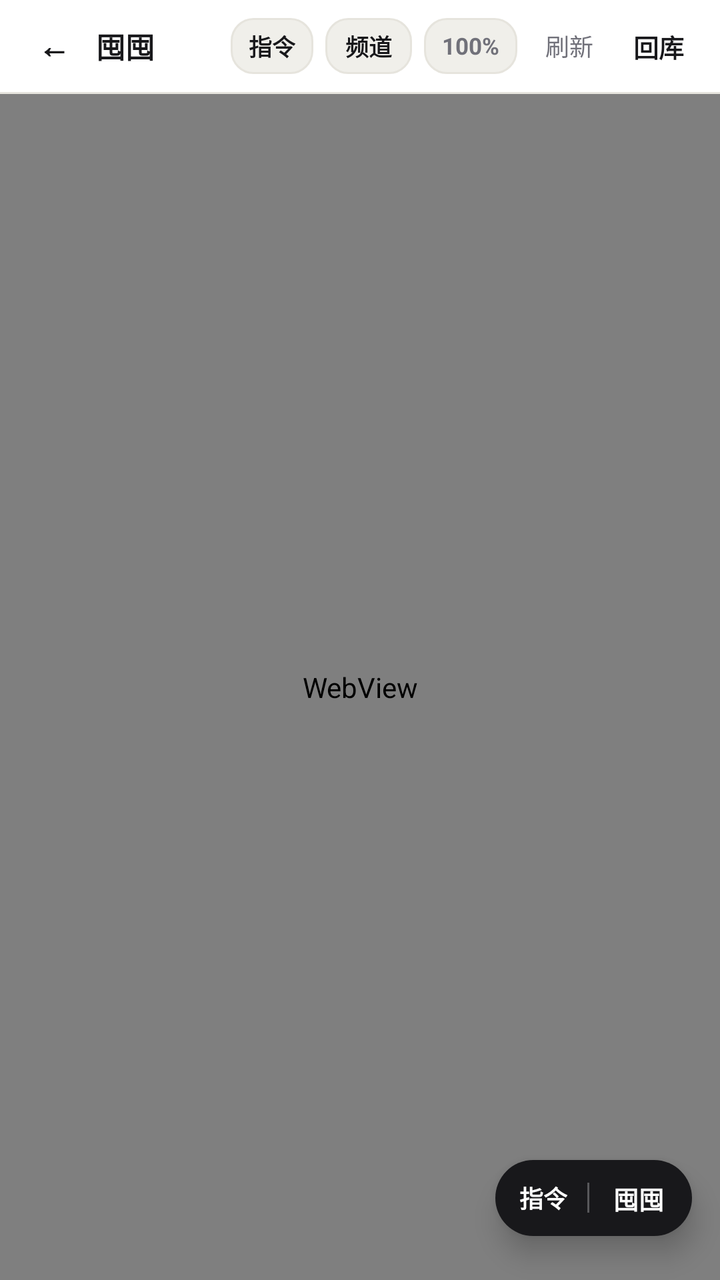
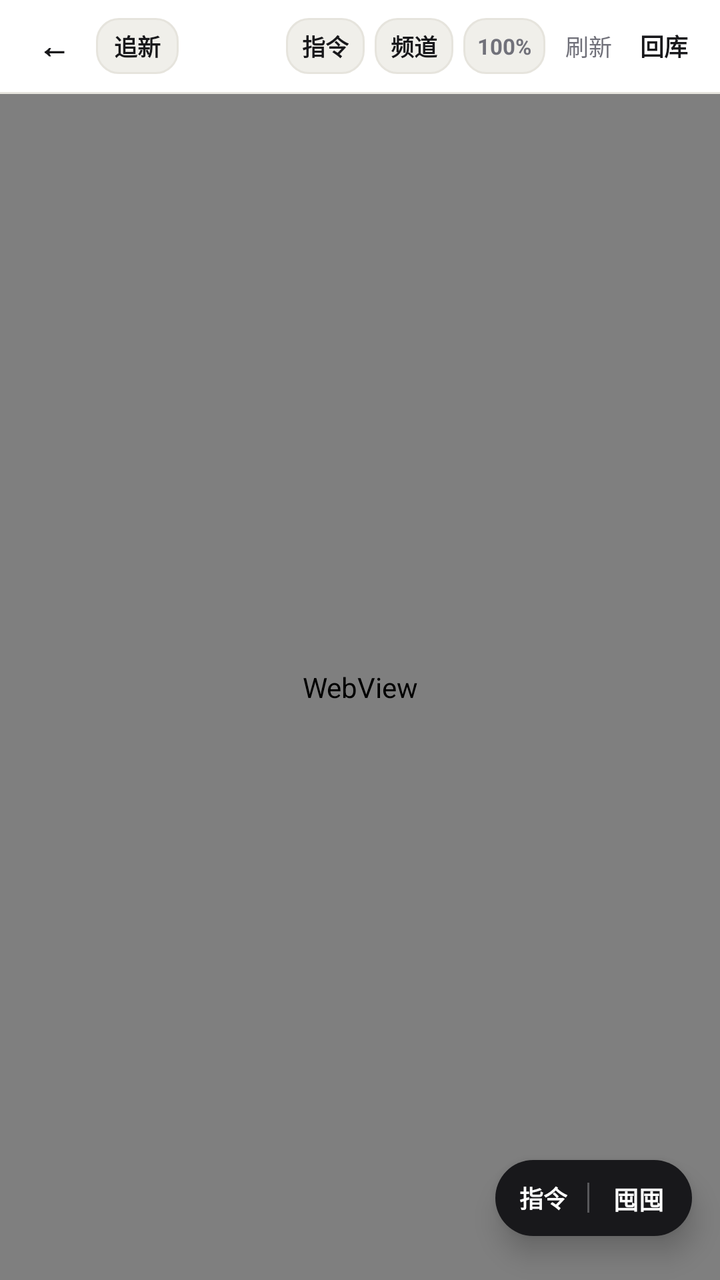

Compare the two renders of this Android layout. The source of the first and the diff that turns it into the second are given below.
<!-- AndroidManifest.xml: application theme Theme.STThemeVault -->
<!-- res/layout/activity_discord_browser.xml -->
<?xml version="1.0" encoding="utf-8"?>
<LinearLayout xmlns:android="http://schemas.android.com/apk/res/android"
    xmlns:app="http://schemas.android.com/apk/res-auto"
    android:layout_width="match_parent"
    android:layout_height="match_parent"
    android:background="@color/bg"
    android:orientation="vertical">

    
    <LinearLayout
        android:layout_width="match_parent"
        android:layout_height="46dp"
        android:background="@color/surface"
        android:gravity="center_vertical"
        android:orientation="horizontal"
        android:paddingHorizontal="10dp">

        <TextView
            android:id="@+id/btnWebBack"
            android:layout_width="34dp"
            android:layout_height="34dp"
            android:clickable="true"
            android:focusable="true"
            android:gravity="center"
            android:text="←"
            android:textColor="@color/text_primary"
            android:textSize="16sp"
            android:textStyle="bold" />

        <TextView
            android:layout_width="0dp"
            android:layout_height="wrap_content"
            android:layout_marginStart="4dp"
            android:layout_weight="1"
            android:ellipsize="end"
            android:singleLine="true"
            android:text="囤囤"
            android:textColor="@color/text_primary"
            android:textSize="14.5sp"
            android:textStyle="bold" />

        <TextView
            android:id="@+id/btnWebCommands"
            android:layout_width="wrap_content"
            android:layout_height="28dp"
            android:layout_marginEnd="6dp"
            android:background="@drawable/bg_input"
            android:clickable="true"
            android:focusable="true"
            android:gravity="center"
            android:paddingHorizontal="9dp"
            android:text="指令"
            android:textColor="@color/text_primary"
            android:textSize="11.5sp"
            android:textStyle="bold" />

        <TextView
            android:id="@+id/btnWebSidebar"
            android:layout_width="wrap_content"
            android:layout_height="28dp"
            android:layout_marginEnd="6dp"
            android:background="@drawable/bg_input"
            android:clickable="true"
            android:focusable="true"
            android:gravity="center"
            android:paddingHorizontal="10dp"
            android:text="频道"
            android:textColor="@color/text_primary"
            android:textSize="11.5sp"
            android:textStyle="bold" />

        <TextView
            android:id="@+id/btnWebZoom"
            android:layout_width="wrap_content"
            android:layout_height="28dp"
            android:layout_marginEnd="6dp"
            android:background="@drawable/bg_input"
            android:clickable="true"
            android:focusable="true"
            android:gravity="center"
            android:paddingHorizontal="9dp"
            android:text="100%"
            android:textColor="@color/text_muted"
            android:textSize="11.5sp"
            android:textStyle="bold" />

        <TextView
            android:id="@+id/btnWebReload"
            android:layout_width="wrap_content"
            android:layout_height="32dp"
            android:layout_marginEnd="4dp"
            android:clickable="true"
            android:focusable="true"
            android:gravity="center"
            android:paddingHorizontal="8dp"
            android:text="刷新"
            android:textColor="@color/text_muted"
            android:textSize="12sp" />

        <TextView
            android:id="@+id/btnWebClose"
            android:layout_width="wrap_content"
            android:layout_height="32dp"
            android:clickable="true"
            android:focusable="true"
            android:gravity="center"
            android:paddingHorizontal="8dp"
            android:text="回库"
            android:textColor="@color/text_primary"
            android:textSize="12.5sp"
            android:textStyle="bold" />
    </LinearLayout>

    <View
        android:layout_width="match_parent"
        android:layout_height="1dp"
        android:background="@color/border" />

    
    <LinearLayout
        android:id="@+id/hoardProgressStrip"
        android:layout_width="match_parent"
        android:layout_height="wrap_content"
        android:background="@color/surface_2"
        android:gravity="center_vertical"
        android:orientation="horizontal"
        android:paddingHorizontal="14dp"
        android:paddingVertical="8dp"
        android:visibility="gone">

        <ProgressBar
            android:layout_width="15dp"
            android:layout_height="15dp"
            android:indeterminateTint="@color/text_primary" />

        <TextView
            android:id="@+id/tvHoardProgress"
            android:layout_width="0dp"
            android:layout_height="wrap_content"
            android:layout_marginStart="8dp"
            android:layout_weight="1"
            android:ellipsize="end"
            android:singleLine="true"
            android:text="正在囤入..."
            android:textColor="@color/text_primary"
            android:textSize="12sp" />
    </LinearLayout>

    
    <FrameLayout
        android:layout_width="match_parent"
        android:layout_height="0dp"
        android:layout_weight="1">

        <WebView
            android:id="@+id/webDiscord"
            android:layout_width="match_parent"
            android:layout_height="match_parent" />

        <ProgressBar
            android:id="@+id/pbWebLoading"
            android:layout_width="28dp"
            android:layout_height="28dp"
            android:layout_gravity="center"
            android:indeterminateTint="@color/text_muted" />

        
        <LinearLayout
            android:id="@+id/fabHoardDock"
            android:layout_width="wrap_content"
            android:layout_height="38dp"
            android:layout_gravity="bottom|end"
            android:layout_marginEnd="14dp"
            android:layout_marginBottom="22dp"
            android:background="@drawable/bg_dock_item_active"
            android:elevation="8dp"
            android:gravity="center_vertical"
            android:orientation="horizontal"
            android:paddingHorizontal="2dp">

            <TextView
                android:id="@+id/btnQuickCmd"
                android:layout_width="wrap_content"
                android:layout_height="match_parent"
                android:ellipsize="end"
                android:gravity="center"
                android:maxWidth="84dp"
                android:paddingHorizontal="10dp"
                android:singleLine="true"
                android:text="指令"
                android:textColor="@color/on_accent"
                android:textSize="12sp"
                android:textStyle="bold" />

            <View
                android:layout_width="1dp"
                android:layout_height="15dp"
                android:alpha="0.28"
                android:background="@color/on_accent" />

            <TextView
                android:id="@+id/fabHoard"
                android:layout_width="wrap_content"
                android:layout_height="match_parent"
                android:gravity="center"
                android:paddingHorizontal="12dp"
                android:text="囤囤"
                android:textColor="@color/on_accent"
                android:textSize="12.5sp"
                android:textStyle="bold" />
        </LinearLayout>
    </FrameLayout>

</LinearLayout>
<!-- resources referenced by this layout -->
<resources>
  <color name="bg">#F7F7F5</color>
  <color name="border">#E6E4DD</color>
  <color name="on_accent">#FFFFFF</color>
  <color name="surface">#FFFFFF</color>
  <color name="surface_2">#F0EFEA</color>
  <color name="text_muted">#71717A</color>
  <color name="text_primary">#18181B</color>
  <!-- drawable bg_dock_item_active (drawable) -->
  <?xml version="1.0" encoding="utf-8"?>
  <shape xmlns:android="http://schemas.android.com/apk/res/android" android:shape="rectangle">
      <solid android:color="@color/accent" />
      <corners android:radius="999dp" />
  </shape>
  <!-- drawable bg_input (drawable) -->
  <?xml version="1.0" encoding="utf-8"?>
  <shape xmlns:android="http://schemas.android.com/apk/res/android" android:shape="rectangle">
      <solid android:color="@color/surface_2" />
      <corners android:radius="11dp" />
      <stroke android:width="1dp" android:color="@color/border" />
  </shape>
  <style name="Theme.STThemeVault" parent="Theme.Material3.DayNight.NoActionBar">
          <item name="colorPrimary">@color/accent</item>
          <item name="colorOnPrimary">@color/on_accent</item>
          <item name="colorSecondary">@color/text_muted</item>
          <item name="colorSecondaryContainer">@color/surface_2</item>
          <item name="colorOnSecondaryContainer">@color/text_primary</item>
          <item name="colorSurface">@color/surface</item>
          <item name="colorOnSurface">@color/text_primary</item>
          <item name="colorSurfaceContainerHigh">@color/surface</item>
          <item name="colorOutline">@color/border</item>
          <item name="android:windowBackground">@color/bg</item>
          <item name="android:statusBarColor">@color/bg</item>
          <item name="android:navigationBarColor">@color/surface</item>
          <item name="android:windowLightStatusBar">true</item>
          <item name="android:windowLightNavigationBar" tools:targetApi="27">true</item>
      </style>
  <color name="accent">#18181B</color>
</resources>

<!-- the commit's change to res/layout/activity_discord_browser.xml (unified diff, before → after) -->
@@ -28,27 +28,35 @@
             android:textStyle="bold" />
 
         <TextView
+            android:id="@+id/btnWebWatch"
+            android:layout_width="wrap_content"
+            android:layout_height="28dp"
+            android:layout_marginStart="4dp"
+            android:background="@drawable/bg_input"
+            android:clickable="true"
+            android:focusable="true"
+            android:gravity="center"
+            android:paddingHorizontal="9dp"
+            android:text="追新"
+            android:textColor="@color/text_primary"
+            android:textSize="11.5sp"
+            android:textStyle="bold" />
+
+        <View
             android:layout_width="0dp"
-            android:layout_height="wrap_content"
-            android:layout_marginStart="4dp"
-            android:layout_weight="1"
-            android:ellipsize="end"
-            android:singleLine="true"
-            android:text="囤囤"
-            android:textColor="@color/text_primary"
-            android:textSize="14.5sp"
-            android:textStyle="bold" />
+            android:layout_height="1dp"
+            android:layout_weight="1" />
 
         <TextView
             android:id="@+id/btnWebCommands"
             android:layout_width="wrap_content"
             android:layout_height="28dp"
-            android:layout_marginEnd="6dp"
-            android:background="@drawable/bg_input"
-            android:clickable="true"
-            android:focusable="true"
-            android:gravity="center"
-            android:paddingHorizontal="9dp"
+            android:layout_marginEnd="5dp"
+            android:background="@drawable/bg_input"
+            android:clickable="true"
+            android:focusable="true"
+            android:gravity="center"
+            android:paddingHorizontal="8dp"
             android:text="指令"
             android:textColor="@color/text_primary"
             android:textSize="11.5sp"
@@ -58,12 +66,12 @@
             android:id="@+id/btnWebSidebar"
             android:layout_width="wrap_content"
             android:layout_height="28dp"
-            android:layout_marginEnd="6dp"
-            android:background="@drawable/bg_input"
-            android:clickable="true"
-            android:focusable="true"
-            android:gravity="center"
-            android:paddingHorizontal="10dp"
+            android:layout_marginEnd="5dp"
+            android:background="@drawable/bg_input"
+            android:clickable="true"
+            android:focusable="true"
+            android:gravity="center"
+            android:paddingHorizontal="8dp"
             android:text="频道"
             android:textColor="@color/text_primary"
             android:textSize="11.5sp"
@@ -73,29 +81,29 @@
             android:id="@+id/btnWebZoom"
             android:layout_width="wrap_content"
             android:layout_height="28dp"
-            android:layout_marginEnd="6dp"
-            android:background="@drawable/bg_input"
-            android:clickable="true"
-            android:focusable="true"
-            android:gravity="center"
-            android:paddingHorizontal="9dp"
+            android:layout_marginEnd="4dp"
+            android:background="@drawable/bg_input"
+            android:clickable="true"
+            android:focusable="true"
+            android:gravity="center"
+            android:paddingHorizontal="7dp"
             android:text="100%"
             android:textColor="@color/text_muted"
-            android:textSize="11.5sp"
+            android:textSize="11sp"
             android:textStyle="bold" />
 
         <TextView
             android:id="@+id/btnWebReload"
             android:layout_width="wrap_content"
             android:layout_height="32dp"
-            android:layout_marginEnd="4dp"
-            android:clickable="true"
-            android:focusable="true"
-            android:gravity="center"
-            android:paddingHorizontal="8dp"
+            android:layout_marginEnd="2dp"
+            android:clickable="true"
+            android:focusable="true"
+            android:gravity="center"
+            android:paddingHorizontal="6dp"
             android:text="刷新"
             android:textColor="@color/text_muted"
-            android:textSize="12sp" />
+            android:textSize="11.5sp" />
 
         <TextView
             android:id="@+id/btnWebClose"
@@ -104,10 +112,10 @@
             android:clickable="true"
             android:focusable="true"
             android:gravity="center"
-            android:paddingHorizontal="8dp"
+            android:paddingHorizontal="6dp"
             android:text="回库"
             android:textColor="@color/text_primary"
-            android:textSize="12.5sp"
+            android:textSize="12sp"
             android:textStyle="bold" />
     </LinearLayout>
 
@@ -144,6 +152,22 @@
             android:text="正在囤入..."
             android:textColor="@color/text_primary"
             android:textSize="12sp" />
+
+        <TextView
+            android:id="@+id/btnStopProgress"
+            android:layout_width="wrap_content"
+            android:layout_height="24dp"
+            android:layout_marginStart="8dp"
+            android:background="@drawable/bg_input"
+            android:clickable="true"
+            android:focusable="true"
+            android:gravity="center"
+            android:paddingHorizontal="9dp"
+            android:text="停止"
+            android:textColor="@color/text_muted"
+            android:textSize="11sp"
+            android:textStyle="bold"
+            android:visibility="gone" />
     </LinearLayout>
 
     
